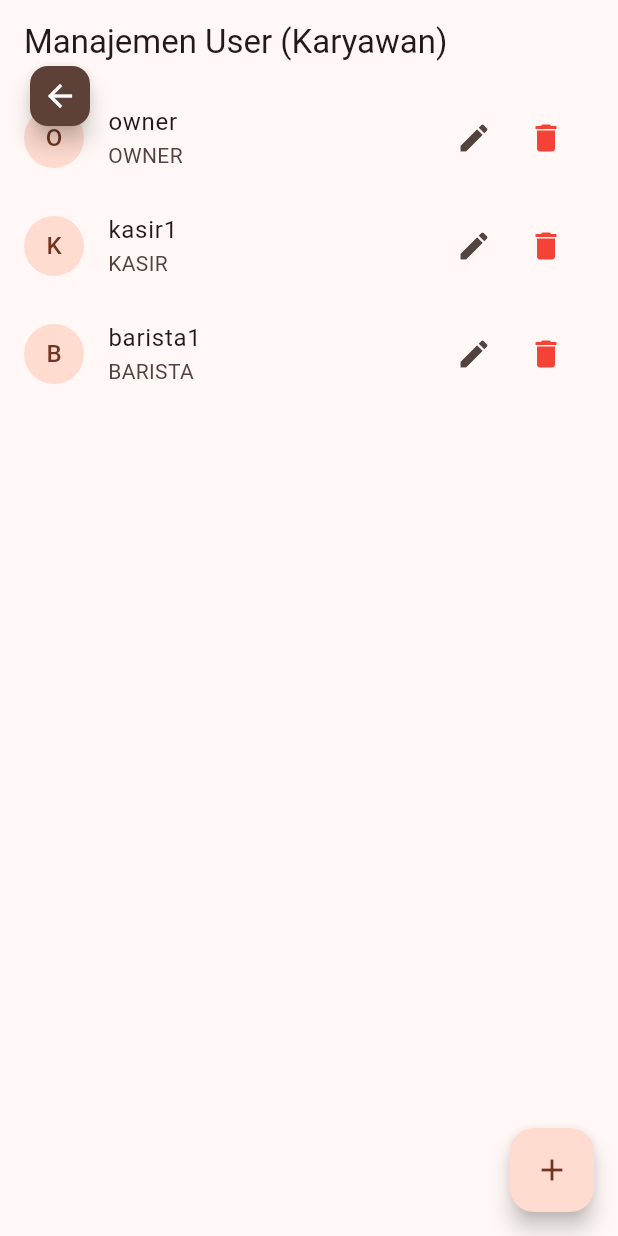
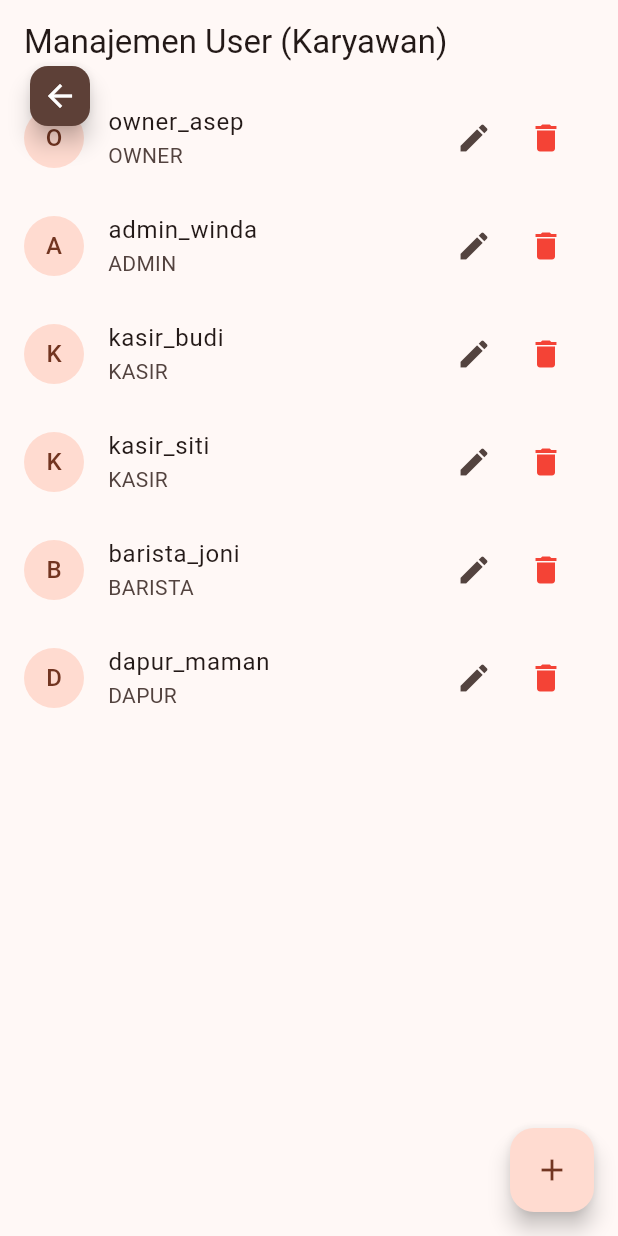
Before and after one commit to Eddienxl/frontend_rk_cafee, a Flutter app: the DashboardScreen screen opened directly, after a tap on "Kelola User", on a phone screen of 412 x 824 dp. Run offline on Flutter 3.47's test engine with Material 3 defaults, Android fonts, the light colour scheme and no system bars; our stand-ins replace shared_preferences; accounts and stored records are empty; network calls fail.

Commit message:
Update OwnerService with comprehensive dummy data (User, Menu, Report, BOM)

```diff
--- a/lib/screens/login_screen.dart
+++ b/lib/screens/login_screen.dart
@@ -58,7 +58,7 @@ class _LoginScreenState extends State<LoginScreen> {
                 const Icon(Icons.coffee, size: 64, color: Color(0xFF5D4037)),
                 const SizedBox(height: 16),
                 const Text(
-                  'RK CAFE LOGIN',
+                  'RK CAFE App',
                   style: TextStyle(fontSize: 24, fontWeight: FontWeight.bold),
                 ),
                 const SizedBox(height: 24),
--- a/lib/services/owner_service.dart
+++ b/lib/services/owner_service.dart
@@ -3,23 +3,86 @@ import '../models/menu_model.dart';
 
 class OwnerService {
   // ================= DUMMY DATA STORE =================
-  // Simulasi database lokal sementara
+
+  // 1. DATA USER
   final List<UserModel> _dummyUsers = [
-    UserModel(id: '1', username: 'owner', role: 'OWNER'),
-    UserModel(id: '2', username: 'kasir1', role: 'KASIR'),
-    UserModel(id: '3', username: 'barista1', role: 'BARISTA'),
+    UserModel(id: '1', username: 'owner_asep', role: 'OWNER'),
+    UserModel(id: '2', username: 'admin_winda', role: 'ADMIN'),
+    UserModel(id: '3', username: 'kasir_budi', role: 'KASIR'),
+    UserModel(id: '4', username: 'kasir_siti', role: 'KASIR'),
+    UserModel(id: '5', username: 'barista_joni', role: 'BARISTA'),
+    UserModel(id: '6', username: 'dapur_maman', role: 'DAPUR'),
   ];
 
+  // 2. DATA MENU
   final List<MenuModel> _dummyMenus = [
-    MenuModel(id: '1', nama: 'Kopi Susu Gula Aren', harga: 18000, kategori: 'MINUMAN', imageUrl: '', isAvailable: true),
-    MenuModel(id: '2', nama: 'Americano', harga: 15000, kategori: 'MINUMAN', imageUrl: '', isAvailable: true),
-    MenuModel(id: '3', nama: 'Nasi Goreng Spesial', harga: 25000, kategori: 'MAKANAN', imageUrl: '', isAvailable: true),
-    MenuModel(id: '4', nama: 'Kentang Goreng', harga: 12000, kategori: 'SNACK', imageUrl: '', isAvailable: true),
+    // Minuman
+    MenuModel(id: '1', nama: 'Espresso', harga: 15000, kategori: 'MINUMAN', imageUrl: '', isAvailable: true),
+    MenuModel(id: '2', nama: 'Americano', harga: 18000, kategori: 'MINUMAN', imageUrl: '', isAvailable: true),
+    MenuModel(id: '3', nama: 'Kopi Susu Gula Aren', harga: 22000, kategori: 'MINUMAN', imageUrl: '', isAvailable: true),
+    MenuModel(id: '4', nama: 'Cappuccino', harga: 24000, kategori: 'MINUMAN', imageUrl: '', isAvailable: true),
+    MenuModel(id: '5', nama: 'Red Velvet Latte', harga: 26000, kategori: 'MINUMAN', imageUrl: '', isAvailable: false),
+    MenuModel(id: '6', nama: 'Es Teh Manis', harga: 8000, kategori: 'MINUMAN', imageUrl: '', isAvailable: true),
+
+    // Makanan
+    MenuModel(id: '11', nama: 'Nasi Goreng Spesial', harga: 28000, kategori: 'MAKANAN', imageUrl: '', isAvailable: true),
+    MenuModel(id: '12', nama: 'Mie Goreng Seafood', harga: 30000, kategori: 'MAKANAN', imageUrl: '', isAvailable: true),
+    MenuModel(id: '13', nama: 'Rice Bowl Teriyaki', harga: 32000, kategori: 'MAKANAN', imageUrl: '', isAvailable: true),
+
+    // Snack
+    MenuModel(id: '21', nama: 'Kentang Goreng', harga: 15000, kategori: 'SNACK', imageUrl: '', isAvailable: true),
+    MenuModel(id: '22', nama: 'Pisang Bakar Keju', harga: 18000, kategori: 'SNACK', imageUrl: '', isAvailable: true),
+    MenuModel(id: '23', nama: 'Cireng Rujak', harga: 12000, kategori: 'SNACK', imageUrl: '', isAvailable: true),
   ];
 
-  // ================= USER MANAGEMENT =================
+  // 3. DATA BOM / RESEP
+  // Struktur: ID Menu -> List Bahan
+  final List<Map<String, dynamic>> _dummyBOM = [
+    {
+      'id_menu': '1', // Espresso
+      'nama_menu': 'Espresso',
+      'resep': [
+        {'nama_bahan': 'Biji Kopi Arabica', 'jumlah': 18, 'satuan': 'gram'},
+        {'nama_bahan': 'Air Mineral', 'jumlah': 30, 'satuan': 'ml'},
+      ]
+    },
+    {
+      'id_menu': '3', // Kopi Susu Gula Aren
+      'nama_menu': 'Kopi Susu Gula Aren',
+      'resep': [
+        {'nama_bahan': 'Espresso Shot', 'jumlah': 1, 'satuan': 'shot'},
+        {'nama_bahan': 'Susu UHT', 'jumlah': 150, 'satuan': 'ml'},
+        {'nama_bahan': 'Gula Aren Cair', 'jumlah': 30, 'satuan': 'ml'},
+        {'nama_bahan': 'Es Batu', 'jumlah': 100, 'satuan': 'gram'},
+      ]
+    },
+    {
+      'id_menu': '11', // Nasi Goreng
+      'nama_menu': 'Nasi Goreng Spesial',
+      'resep': [
+        {'nama_bahan': 'Nasi Putih', 'jumlah': 200, 'satuan': 'gram'},
+        {'nama_bahan': 'Telur Ayam', 'jumlah': 1, 'satuan': 'butir'},
+        {'nama_bahan': 'Bumbu Nasi Goreng', 'jumlah': 1, 'satuan': 'sdm'},
+        {'nama_bahan': 'Minyak Goreng', 'jumlah': 10, 'satuan': 'ml'},
+        {'nama_bahan': 'Ayam Suwir', 'jumlah': 30, 'satuan': 'gram'},
+      ]
+    },
+    {
+      'id_menu': '21', // Kentang Goreng
+      'nama_menu': 'Kentang Goreng',
+      'resep': [
+        {'nama_bahan': 'Kentang Frozen', 'jumlah': 150, 'satuan': 'gram'},
+        {'nama_bahan': 'Garam / Bumbu Tabur', 'jumlah': 2, 'satuan': 'gram'},
+        {'nama_bahan': 'Minyak Goreng', 'jumlah': 200, 'satuan': 'ml'}, // utk deep fry (estimasi serap)
+      ]
+    },
+  ];
+
+  // ================= METHODS =================
+
+  // --- USER ---
   Future<List<UserModel>> getUsers() async {
-    await Future.delayed(const Duration(milliseconds: 500)); // Simulasi network delay
+    await Future.delayed(const Duration(milliseconds: 500));
     return _dummyUsers;
   }
 
@@ -55,32 +118,7 @@ class OwnerService {
     return true;
   }
 
-  // ================= LAPORAN KEUANGAN =================
-  Future<Map<String, dynamic>> getLaporanPenjualan({String? startDate, String? endDate}) async {
-    await Future.delayed(const Duration(milliseconds: 800));
-    // Dummy Report Data
-    return {
-      'total_omzet': 5000000,
-      'total_order': 150,
-      'menu_terlaris': [
-        {'nama_menu': 'Kopi Susu Gula Aren', 'total_terjual': 80},
-        {'nama_menu': 'Nasi Goreng Spesial', 'total_terjual': 45},
-        {'nama_menu': 'Kentang Goreng', 'total_terjual': 25},
-      ],
-      'statistik_harian': [
-        {'hari': 'Senin', 'omzet': 500000},
-        {'hari': 'Selasa', 'omzet': 750000},
-        {'hari': 'Rabu', 'omzet': 600000},
-        {'hari': 'Kamis', 'omzet': 800000},
-        {'hari': 'Jumat', 'omzet': 1200000},
-        {'hari': 'Sabtu', 'omzet': 1500000},
-        {'hari': 'Minggu', 'omzet': 1000000},
-      ]
-    };
-  }
-
-  // ================= MENU MANAGEMENT =================
-  // Digabung disini biar simple, DataService bisa deprecated
+  // --- MENU ---
   Future<List<MenuModel>> getMenus() async {
      await Future.delayed(const Duration(milliseconds: 500));
      return _dummyMenus;
@@ -121,4 +159,38 @@ class OwnerService {
     _dummyMenus.removeWhere((m) => m.id == idMenu);
     return true;
   }
+
+  // --- REPORT ---
+  Future<Map<String, dynamic>> getLaporanPenjualan({String? startDate, String? endDate}) async {
+    await Future.delayed(const Duration(milliseconds: 800));
+    // Data Statistik Dummy yang lebih detail
+    return {
+      'total_omzet': 12500000,
+      'total_order': 450,
+      'total_profit_bersih': 8200000,
+      'menu_terlaris': [
+        {'nama_menu': 'Kopi Susu Gula Aren', 'total_terjual': 120},
+        {'nama_menu': 'Nasi Goreng Spesial', 'total_terjual': 85},
+        {'nama_menu': 'Kentang Goreng', 'total_terjual': 60},
+        {'nama_menu': 'Espresso', 'total_terjual': 55},
+        {'nama_menu': 'Mie Goreng Seafood', 'total_terjual': 40},
+      ],
+      'statistik_harian': [
+        {'hari': 'Senin', 'omzet': 1500000},
+        {'hari': 'Selasa', 'omzet': 1200000},
+        {'hari': 'Rabu', 'omzet': 1800000},
+        {'hari': 'Kamis', 'omzet': 1600000},
+        {'hari': 'Jumat', 'omzet': 2500000},
+        {'hari': 'Sabtu', 'omzet': 3200000}, // Weekend rame
+        {'hari': 'Minggu', 'omzet': 2800000},
+      ]
+    };
+  }
+
+  // --- BOM / RESEP ---
+  // Returns List of Object {id_menu, nama_menu, resep: List}
+  Future<List<Map<String, dynamic>>> getBOM() async {
+    await Future.delayed(const Duration(milliseconds: 600));
+    return _dummyBOM;
+  }
 }
```
Also changed, not shown: 1 other file.
